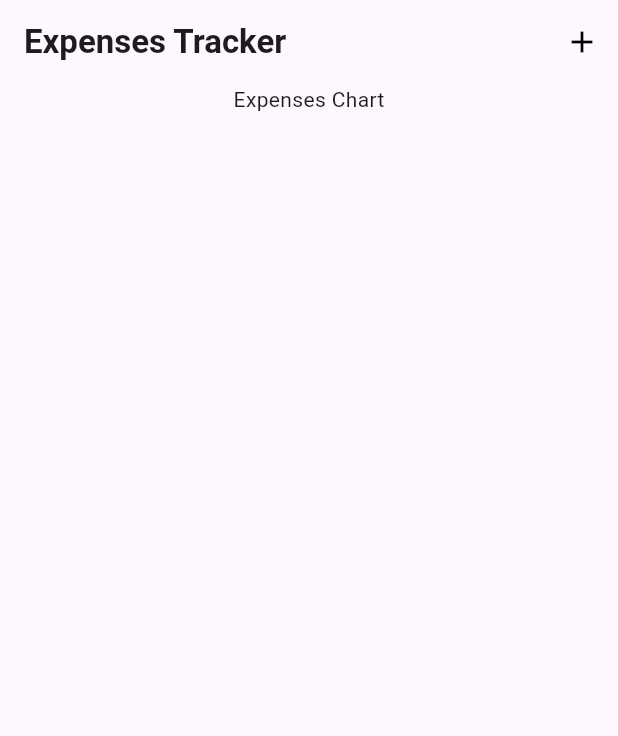
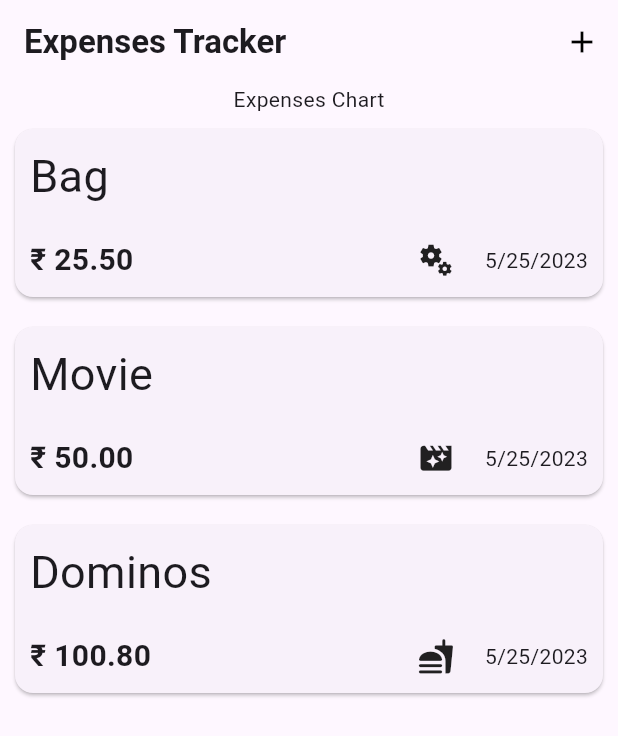
Before and after one commit to Thiruvikraman1998/Expense_tracker, a Flutter app: the screen it shows after launch, on a phone screen of 412 x 824 dp. Shown: the top 736 px of the screen. Run offline on Flutter 3.47's test engine with Material 2 defaults, Android fonts, the phone set to English and light mode, and no system bars.

```diff
--- a/expenses_tracker_app/lib/screens/expenses_screen.dart
+++ b/expenses_tracker_app/lib/screens/expenses_screen.dart
@@ -12,21 +12,21 @@ class ExpenseScreen extends StatefulWidget {
 
 class _ExpenseScreenState extends State<ExpenseScreen> {
   final List<Expense> _savedExpense = [
-    // Expense(
-    //     title: 'Bag',
-    //     amount: 25.5,
-    //     date: DateTime.now(),
-    //     category: Category.misc),
-    // Expense(
-    //     title: 'Movie',
-    //     amount: 50,
-    //     date: DateTime.now(),
-    //     category: Category.entertainment),
-    // Expense(
-    //     title: 'Dominos',
-    //     amount: 100.8,
-    //     date: DateTime.now(),
-    //     category: Category.food)
+    Expense(
+        title: 'Bag',
+        amount: 25.5,
+        date: DateTime.now(),
+        category: Category.misc),
+    Expense(
+        title: 'Movie',
+        amount: 50,
+        date: DateTime.now(),
+        category: Category.entertainment),
+    Expense(
+        title: 'Dominos',
+        amount: 100.8,
+        date: DateTime.now(),
+        category: Category.food)
   ];
 
   void _openInputFields() {
@@ -46,9 +46,24 @@ class _ExpenseScreenState extends State<ExpenseScreen> {
   }
 
   void _removeExpenseData(Expense expense) {
+    final expenseIndex = _savedExpense.indexOf(expense);
     setState(() {
       _savedExpense.remove(expense);
     });
+    ScaffoldMessenger.of(context).clearSnackBars();
+    ScaffoldMessenger.of(context).showSnackBar(
+      SnackBar(
+        content: const Text("Expense deleted"),
+        action: SnackBarAction(
+          label: 'undo',
+          onPressed: () {
+            setState(() {
+              _savedExpense.insert(expenseIndex, expense);
+            });
+          },
+        ),
+      ),
+    );
   }
 
   @override
```
